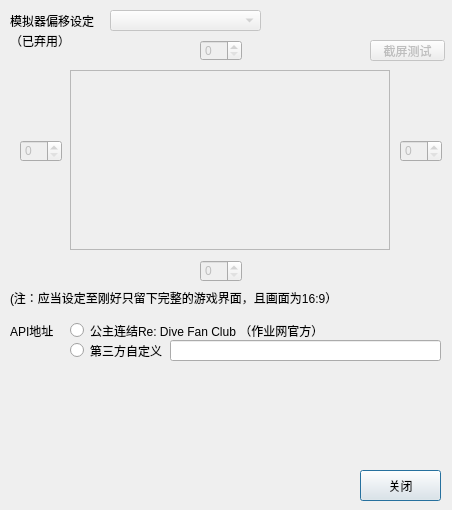
First picture: the form in configDialog.ui, repository Alive24/PCRJJCAnalyzer, before the edit.
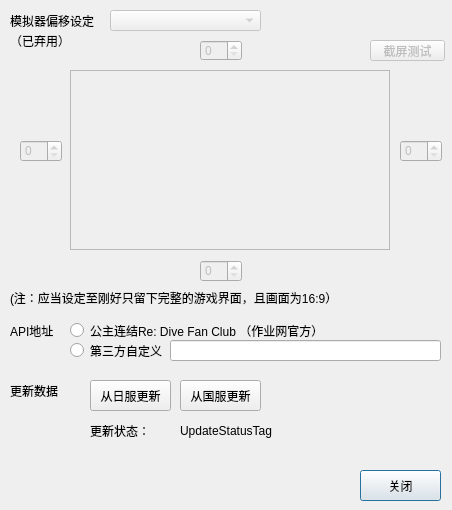
Second picture: the form after the edit.

Commit message: v0.2.0-beta1（重要更新，请看完介绍后再下载）: 1. 试验性添加OTA模块，修改了大量核心代码。新版本需要在设定对话框处按照需求更新完再使用。

```diff
--- a/configDialog.ui
+++ b/configDialog.ui
@@ -220,6 +220,71 @@
     </rect>
    </property>
   </widget>
+  <widget class="QLabel" name="updateOptionLabel">
+   <property name="geometry">
+    <rect>
+     <x>10</x>
+     <y>380</y>
+     <width>61</width>
+     <height>21</height>
+    </rect>
+   </property>
+   <property name="text">
+    <string>更新数据</string>
+   </property>
+  </widget>
+  <widget class="QPushButton" name="updateFromJPSourceButton">
+   <property name="geometry">
+    <rect>
+     <x>90</x>
+     <y>380</y>
+     <width>81</width>
+     <height>31</height>
+    </rect>
+   </property>
+   <property name="text">
+    <string>从日服更新</string>
+   </property>
+  </widget>
+  <widget class="QPushButton" name="updateFromCNSourceButton">
+   <property name="geometry">
+    <rect>
+     <x>180</x>
+     <y>380</y>
+     <width>81</width>
+     <height>31</height>
+    </rect>
+   </property>
+   <property name="text">
+    <string>从国服更新</string>
+   </property>
+  </widget>
+  <widget class="QLabel" name="updateStatusLabel">
+   <property name="geometry">
+    <rect>
+     <x>90</x>
+     <y>420</y>
+     <width>71</width>
+     <height>21</height>
+    </rect>
+   </property>
+   <property name="text">
+    <string>更新状态：</string>
+   </property>
+  </widget>
+  <widget class="QLabel" name="updateStatusTag">
+   <property name="geometry">
+    <rect>
+     <x>180</x>
+     <y>420</y>
+     <width>261</width>
+     <height>21</height>
+    </rect>
+   </property>
+   <property name="text">
+    <string>UpdateStatusTag</string>
+   </property>
+  </widget>
  </widget>
  <resources/>
  <connections/>
```
Left out of the diff: 1 changed line with no effect on the pictures. The commit also changes 8 other files.
